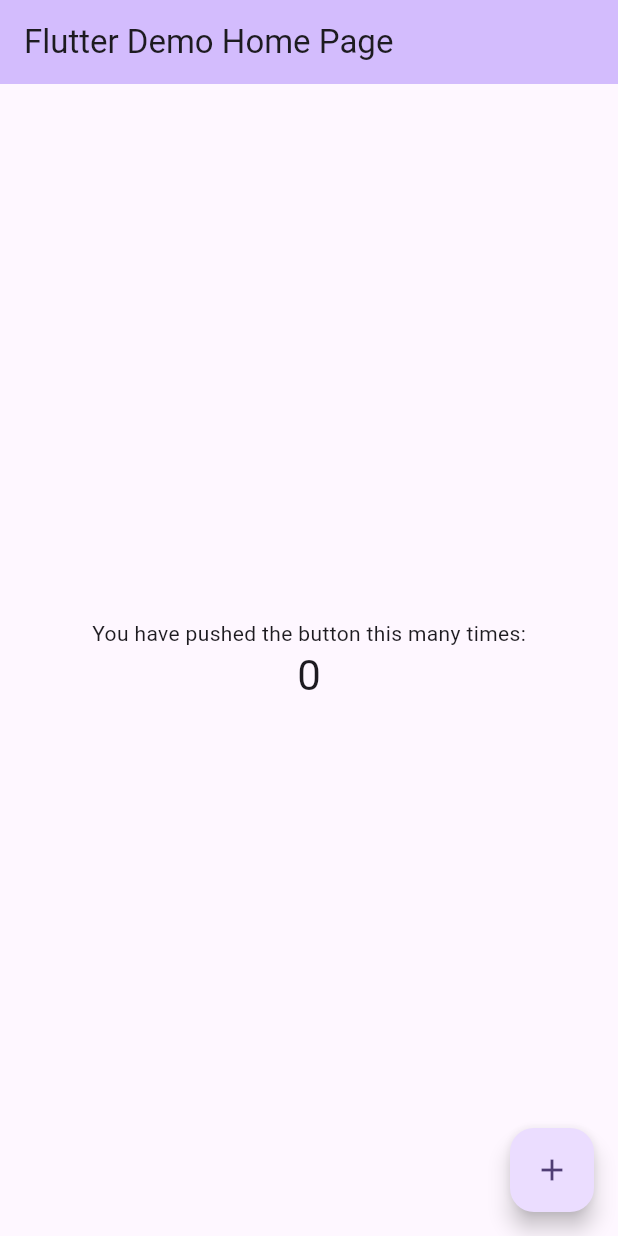
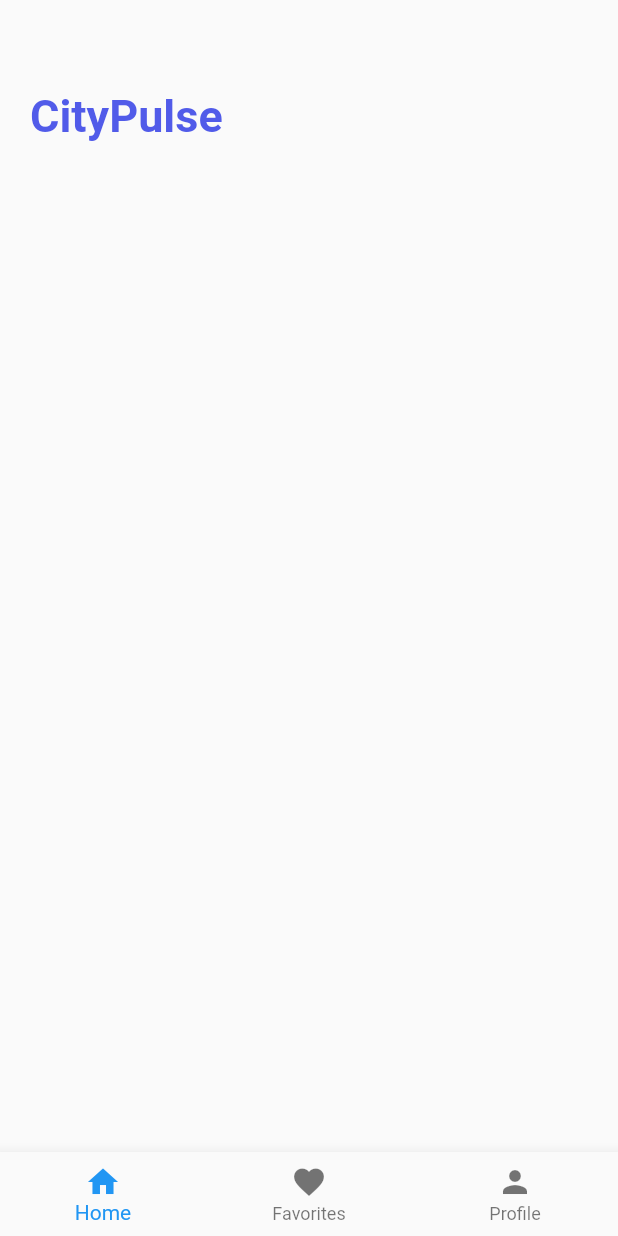
Before and after one commit to AndreeaIlie516/City-Pulse-Flutter, a Flutter app: the screen it shows after launch, on a phone screen of 412 x 824 dp. Run offline on Flutter 3.47's test engine with Material 2 defaults, Android fonts, the phone set to English and light mode, and no system bars; Roboto replaces fonts that are missing (Sf pro Display).

Commit message:
Initial commit

```diff
--- a/lib/main.dart
+++ b/lib/main.dart
@@ -7,119 +7,92 @@ void main() {
 class MyApp extends StatelessWidget {
   const MyApp({super.key});
 
-  // This widget is the root of your application.
   @override
   Widget build(BuildContext context) {
-    return MaterialApp(
-      title: 'Flutter Demo',
-      theme: ThemeData(
-        // This is the theme of your application.
-        //
-        // TRY THIS: Try running your application with "flutter run". You'll see
-        // the application has a blue toolbar. Then, without quitting the app,
-        // try changing the seedColor in the colorScheme below to Colors.green
-        // and then invoke "hot reload" (save your changes or press the "hot
-        // reload" button in a Flutter-supported IDE, or press "r" if you used
-        // the command line to start the app).
-        //
-        // Notice that the counter didn't reset back to zero; the application
-        // state is not lost during the reload. To reset the state, use hot
-        // restart instead.
-        //
-        // This works for code too, not just values: Most code changes can be
-        // tested with just a hot reload.
-        colorScheme: ColorScheme.fromSeed(seedColor: Colors.deepPurple),
-        useMaterial3: true,
-      ),
-      home: const MyHomePage(title: 'Flutter Demo Home Page'),
+    return const MaterialApp(
+      debugShowCheckedModeBanner: false,
+      home: MainScreen(),
     );
   }
 }
 
-class MyHomePage extends StatefulWidget {
-  const MyHomePage({super.key, required this.title});
-
-  // This widget is the home page of your application. It is stateful, meaning
-  // that it has a State object (defined below) that contains fields that affect
-  // how it looks.
-
-  // This class is the configuration for the state. It holds the values (in this
-  // case the title) provided by the parent (in this case the App widget) and
-  // used by the build method of the State. Fields in a Widget subclass are
-  // always marked "final".
-
-  final String title;
-
-  @override
-  State<MyHomePage> createState() => _MyHomePageState();
-}
-
-class _MyHomePageState extends State<MyHomePage> {
-  int _counter = 0;
-
-  void _incrementCounter() {
-    setState(() {
-      // This call to setState tells the Flutter framework that something has
-      // changed in this State, which causes it to rerun the build method below
-      // so that the display can reflect the updated values. If we changed
-      // _counter without calling setState(), then the build method would not be
-      // called again, and so nothing would appear to happen.
-      _counter++;
-    });
-  }
+class MainScreen extends StatelessWidget {
+  const MainScreen({super.key});
 
   @override
   Widget build(BuildContext context) {
-    // This method is rerun every time setState is called, for instance as done
-    // by the _incrementCounter method above.
-    //
-    // The Flutter framework has been optimized to make rerunning build methods
-    // fast, so that you can just rebuild anything that needs updating rather
-    // than having to individually change instances of widgets.
-    return Scaffold(
-      appBar: AppBar(
-        // TRY THIS: Try changing the color here to a specific color (to
-        // Colors.amber, perhaps?) and trigger a hot reload to see the AppBar
-        // change color while the other colors stay the same.
-        backgroundColor: Theme.of(context).colorScheme.inversePrimary,
-        // Here we take the value from the MyHomePage object that was created by
-        // the App.build method, and use it to set our appbar title.
-        title: Text(widget.title),
+    return const MaterialApp(
+      debugShowCheckedModeBanner: false,
+      home: Scaffold(
+        body: MainScreenView(),
+        bottomNavigationBar: BottomNavigationBarWidget(),
       ),
-      body: Center(
-        // Center is a layout widget. It takes a single child and positions it
-        // in the middle of the parent.
+    );
+  }
+}
+
+class SetTitle extends StatelessWidget {
+  const SetTitle({Key? key}) : super(key: key);
+
+  @override
+  Widget build(BuildContext context) {
+    return const Padding(
+      padding: EdgeInsets.only(left: 20.0, top: 60.0),
       child: Column(
-          // Column is also a layout widget. It takes a list of children and
-          // arranges them vertically. By default, it sizes itself to fit its
-          // children horizontally, and tries to be as tall as its parent.
-          //
-          // Column has various properties to control how it sizes itself and
-          // how it positions its children. Here we use mainAxisAlignment to
-          // center the children vertically; the main axis here is the vertical
-          // axis because Columns are vertical (the cross axis would be
-          // horizontal).
-          //
-          // TRY THIS: Invoke "debug painting" (choose the "Toggle Debug Paint"
-          // action in the IDE, or press "p" in the console), to see the
-          // wireframe for each widget.
-          mainAxisAlignment: MainAxisAlignment.center,
+        crossAxisAlignment: CrossAxisAlignment.start,
         children: <Widget>[
-            const Text(
-              'You have pushed the button this many times:',
+          Text(
+            'CityPulse',
+            textAlign: TextAlign.left,
+            style: TextStyle(
+              color: Color(0xff515BE9),
+              fontSize: 30.0,
+              fontWeight: FontWeight.bold,
+              fontFamily: 'Sf pro Display'
             ),
-            Text(
-              '$_counter',
-              style: Theme.of(context).textTheme.headlineMedium,
           ),
         ],
       ),
-      ),
-      floatingActionButton: FloatingActionButton(
-        onPressed: _incrementCounter,
-        tooltip: 'Increment',
-        child: const Icon(Icons.add),
-      ), // This trailing comma makes auto-formatting nicer for build methods.
     );
   }
 }
+
+class MainScreenView extends StatelessWidget {
+  const MainScreenView({super.key});
+
+  @override
+  Widget build(BuildContext context) {
+    return const Scaffold(
+      body: Column(
+        children: [
+          SetTitle(),
+        ],
+      ),
+    );
+  }
+}
+
+class BottomNavigationBarWidget extends StatelessWidget {
+  const BottomNavigationBarWidget({super.key});
+
+  @override
+  Widget build(BuildContext context) {
+    return BottomNavigationBar(
+      items: const <BottomNavigationBarItem>[
+        BottomNavigationBarItem(
+            icon: Icon(Icons.home),
+            label: 'Home',
+            backgroundColor: Color(0xff515BE9)
+        ),
+        BottomNavigationBarItem(
+          icon: Icon(Icons.favorite),
+          label: 'Favorites',
+        ),
+        BottomNavigationBarItem(
+          icon: Icon(Icons.person),
+          label: 'Profile',
+        )
+      ],
+    );
+  }
+}
--- a/pubspec.yaml
+++ b/pubspec.yaml
@@ -30,7 +30,6 @@ environment:
 dependencies:
   flutter:
     sdk: flutter
-
 
   # The following adds the Cupertino Icons font to your application.
   # Use with the CupertinoIcons class for iOS style icons.
@@ -80,6 +79,9 @@ flutter:
   #       - asset: fonts/Schyler-Regular.ttf
   #       - asset: fonts/Schyler-Italic.ttf
   #         style: italic
+  #   - family: Sf pro Display
+  #     fonts:
+  #       - asset: assets/sf_pro_display_bold.ttf
   #   - family: Trajan Pro
   #     fonts:
   #       - asset: fonts/TrajanPro.ttf
```
Also changed, not shown: assets/sf_pro_display_bold.ttf (added). Lines whose indentation alone changed are shown as unchanged.
